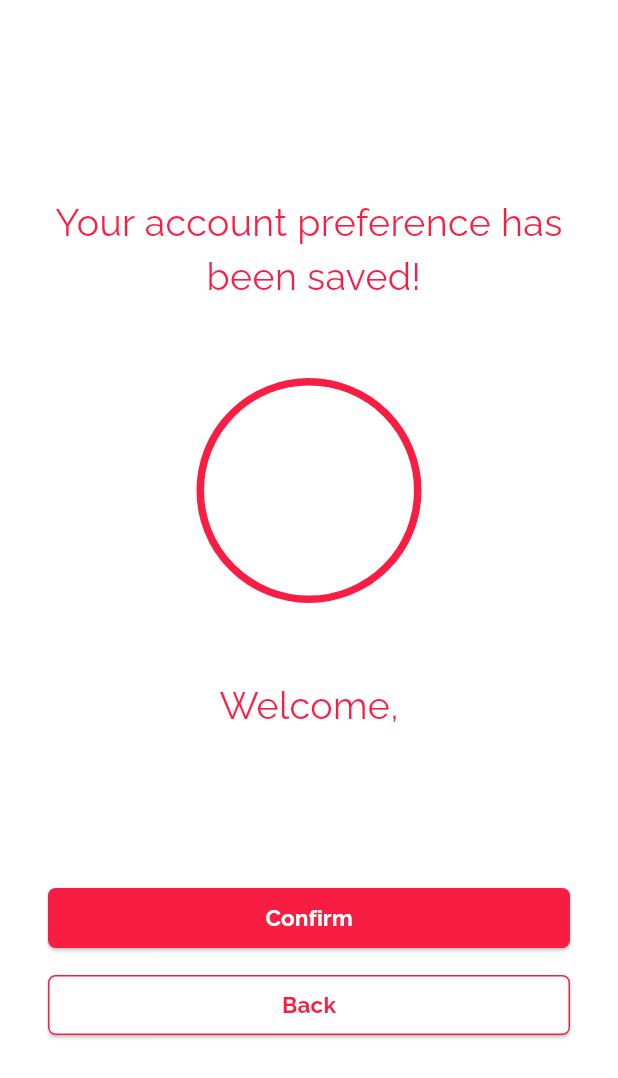
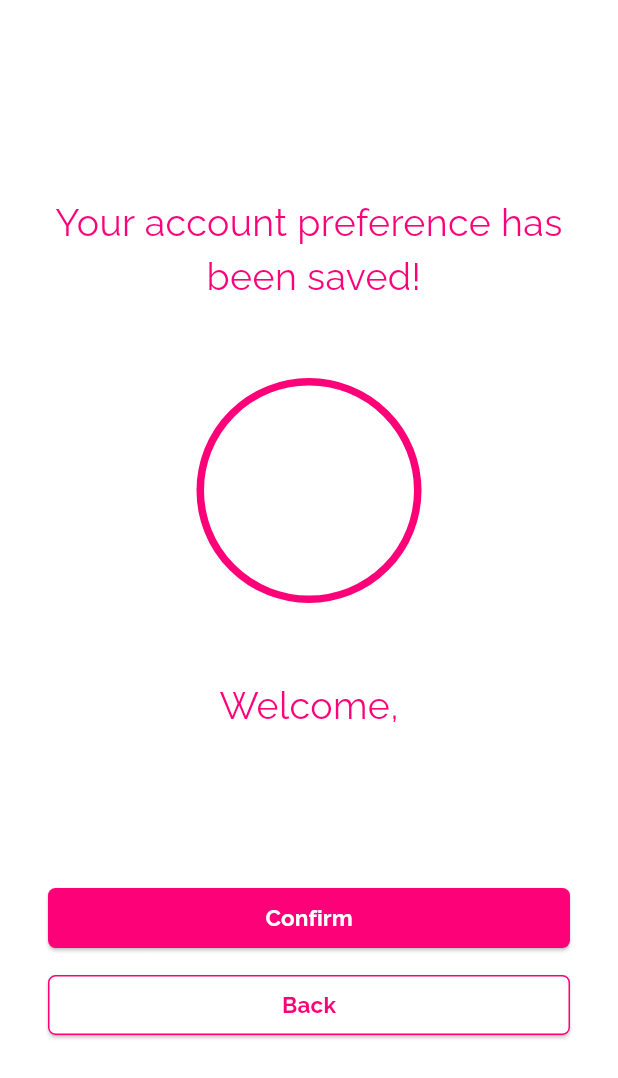
Before and after one commit to S0q0u/flutix, a Flutter app: the SuccessPage screen opened directly, on a phone screen of 412 x 824 dp. Shown: the top 1078 px of the screen. Run offline on Flutter 3.47's test engine with Material 3 defaults, Android fonts, the phone set to English and light mode, and no system bars; our stand-ins replace cloud_firestore, firebase_auth, firebase_core, firebase_storage, google_fonts, image_picker and 1 more; accounts and stored records are empty; network calls fail.

Commit message:
fix warna

```diff
--- a/lib/ui/pages/home_movies.dart
+++ b/lib/ui/pages/home_movies.dart
@@ -59,7 +59,7 @@ class _MoviesState extends State<Movies> {
                 child: const Align(
                   alignment: Alignment.center,
                   child: CircularProgressIndicator(
-                    color: Color.fromARGB(255, 248, 30, 67),
+                    color: Color.fromRGBO(253,1,120, 1),
                   ),
                 ),
               );
@@ -211,7 +211,7 @@ class _MoviesState extends State<Movies> {
                   child: const Align(
                     alignment: Alignment.center,
                     child: CircularProgressIndicator(
-                      color: Color.fromARGB(255, 248, 30, 67),
+                      color: Color.fromRGBO(253,1,120, 1),
                     ),
                   ),
                 );
--- a/lib/ui/pages/loading_screen.dart
+++ b/lib/ui/pages/loading_screen.dart
@@ -8,7 +8,7 @@ class LoadingScreen extends StatelessWidget {
     return const Scaffold(
       body: Center(
         child: CircularProgressIndicator(
-          color: Color.fromARGB(255, 248, 30, 67),
+          color: Color.fromRGBO(253,1,120, 1),
         ),
       ),
     );
--- a/lib/ui/pages/movie_detail_page.dart
+++ b/lib/ui/pages/movie_detail_page.dart
@@ -160,7 +160,7 @@ class _MovieDetailPageState extends State<MovieDetailPage> {
                         // While data is being fetched, show a loading indicator
                         return Center(
                           child: CircularProgressIndicator(
-                            color: Color.fromARGB(255, 248, 30, 67),
+                            color: Color.fromRGBO(253,1,120, 1),
                           ),
                         );
                       } else if (snapshot.hasError) {
--- a/lib/ui/pages/profile_page.dart
+++ b/lib/ui/pages/profile_page.dart
@@ -23,7 +23,7 @@ class ProfilePage extends StatelessWidget {
                         padding: const EdgeInsets.all(4),
                         decoration: const BoxDecoration(
                           shape: BoxShape.circle,
-                          color: Color.fromARGB(255, 248, 30, 67),
+                          color: Color.fromRGBO(253,1,120, 1),
                         ),
                         child: CircleAvatar(
                             //radius: width * 0.2,
@@ -186,7 +186,7 @@ class MenuItem extends StatelessWidget {
               Icon(
                 icon,
                 size: 40,
-                color: const Color.fromARGB(255, 248, 30, 67),
+                color: const Color.fromRGBO(253,1,120, 1),
               ),
               const SizedBox(width: 16),
               Text(
--- a/lib/ui/pages/signin_page.dart
+++ b/lib/ui/pages/signin_page.dart
@@ -149,7 +149,7 @@ class _SignInState extends State<SignIn> {
                           style: TextStyle(
                             fontFamily: 'Raleway',
                             fontSize: 15,
-                            color: Color.fromARGB(255, 248, 30, 67),
+                            color: Color.fromRGBO(253,1,120, 1),
                           ),
                         ),
                       ),
--- a/lib/ui/pages/success_page.dart
+++ b/lib/ui/pages/success_page.dart
@@ -18,7 +18,7 @@ class SuccessPage extends StatelessWidget {
               Text(
                 'Your account preference has \n been saved!',
                 style: GoogleFonts.raleway(
-                  color: Color.fromARGB(255, 248, 30, 67),
+                  color: Color.fromRGBO(253,1,120, 1),
                   fontSize: 25,
                 ),
                 textAlign: TextAlign.center,
@@ -30,7 +30,7 @@ class SuccessPage extends StatelessWidget {
                 decoration: BoxDecoration(
                   shape: BoxShape.circle,
                   border: Border.all(
-                    color: const Color.fromARGB(255, 248, 30, 67),
+                    color: const Color.fromRGBO(253,1,120, 1),
                     width: 5,
                   ),
                   image: DecorationImage(
@@ -46,7 +46,7 @@ class SuccessPage extends StatelessWidget {
               Text(
                 'Welcome,',
                 style: GoogleFonts.raleway(
-                  color: Color.fromARGB(255, 248, 30, 67),
+                  color: Color.fromRGBO(253,1,120, 1),
                   fontSize: 25,
                 ),
               ),
@@ -60,7 +60,7 @@ class SuccessPage extends StatelessWidget {
                   ));
                 },
                 style: ElevatedButton.styleFrom(
-                  backgroundColor: const Color.fromARGB(255, 248, 30, 67),
+                  backgroundColor: const Color.fromRGBO(253,1,120, 1),
                   shape: RoundedRectangleBorder(
                     borderRadius: BorderRadius.circular(5),
                   ),
@@ -94,7 +94,7 @@ class SuccessPage extends StatelessWidget {
                   shape: RoundedRectangleBorder(
                     borderRadius: BorderRadius.circular(5),
                     side: const BorderSide(
-                      color: Color.fromARGB(255, 248, 30, 67),
+                      color: Color.fromRGBO(253,1,120, 1),
                       width: 1,
                     ),
                   ),
@@ -106,7 +106,7 @@ class SuccessPage extends StatelessWidget {
                   child: Text(
                     'Back',
                     style: GoogleFonts.raleway(
-                      color: Color.fromARGB(255, 248, 30, 67),
+                      color: Color.fromRGBO(253,1,120, 1),
                       fontSize: 15,
                       fontWeight: FontWeight.bold,
                     ),
--- a/lib/ui/widgets/list_tile.dart
+++ b/lib/ui/widgets/list_tile.dart
@@ -39,7 +39,7 @@ class TicketTileState extends State<TicketTile> {
           child: Text(
             widget.ticket.film.title!,
             style: const TextStyle(
-              color: Color.fromARGB(255, 248, 30, 67),
+              color: Color.fromRGBO(253,1,120, 1),
               fontSize: 14,
             ),
             overflow: TextOverflow.ellipsis,
--- a/lib/ui/widgets/row_buttons.dart
+++ b/lib/ui/widgets/row_buttons.dart
@@ -28,10 +28,10 @@ class RowButtons extends StatelessWidget {
               width: width / 2 - 40,
               child: OutlinedButton(
                   style: OutlinedButton.styleFrom(
-                    foregroundColor: const Color.fromARGB(255, 248, 30, 67),
+                    foregroundColor: const Color.fromRGBO(253,1,120, 1),
                     side: const BorderSide(
                       width: 1,
-                      color: const Color.fromARGB(255, 248, 30, 67),
+                      color: const Color.fromRGBO(253,1,120, 1),
                     ),
                   ),
                   onPressed: () => onPressedBack(),
@@ -50,7 +50,7 @@ class RowButtons extends StatelessWidget {
               width: width / 2 - 40,
               child: ElevatedButton(
                 style: ElevatedButton.styleFrom(
-                  backgroundColor: const Color.fromARGB(255, 248, 30, 67),
+                  backgroundColor: const Color.fromRGBO(253,1,120, 1),
                   foregroundColor: Colors.white,
                 ),
                 onPressed: () => onPressedContinue(),
```
